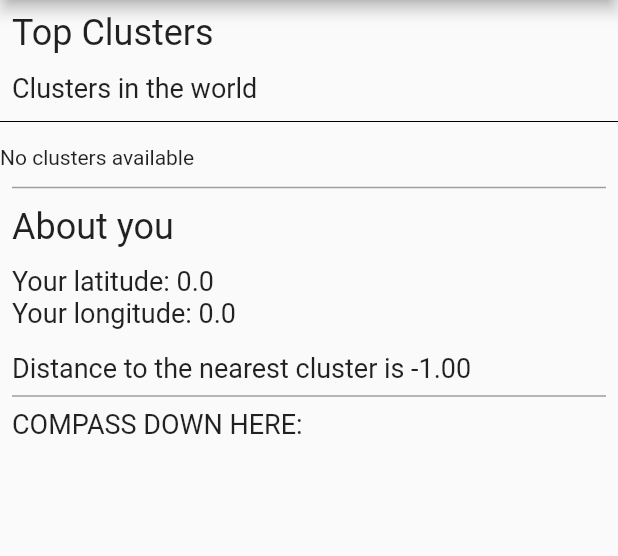
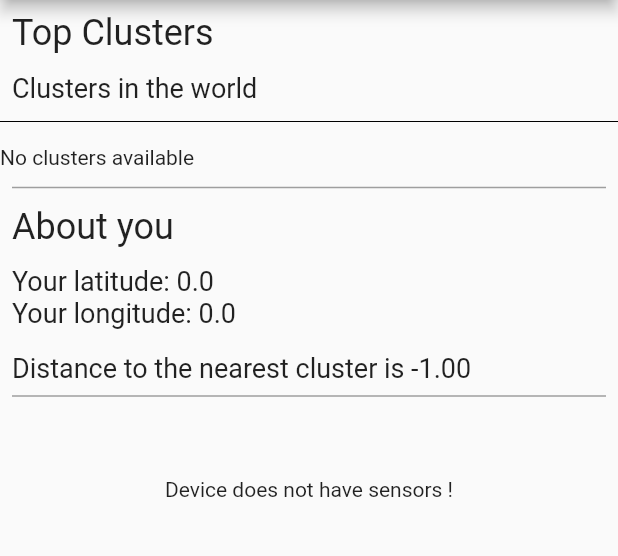
Before and after one commit to PanK0/inPlace, a Flutter app: the ClusterPage screen opened by its route, on a phone screen of 412 x 824 dp, the part 84-640 px from its top. Run offline on Flutter 3.47's test engine with Material 2 defaults, Android fonts, the phone set to English and light mode, and no system bars; our stand-ins replace cloud_firestore, firebase_auth, firebase_core, flutter_compass, geolocator, google_fonts and 2 more; missing offline and left inert: dart:ffi, firebase_ui_auth; accounts and stored records are empty.

Commit message:
Compass added and some MySQL issues fixed

```diff
--- a/inplace/lib/pages/clusterPage.dart
+++ b/inplace/lib/pages/clusterPage.dart
@@ -7,6 +7,9 @@ import '../widgets/appbar.dart';
 import '../widgets/clusters.dart';
 import '../utils/applicationState.dart';
 import '../widgets/widgets.dart';
+
+import 'dart:math' as math;
+import 'package:flutter_compass/flutter_compass.dart';
 
 class ClusterPage extends StatelessWidget {
   const ClusterPage({super.key});
@@ -54,8 +57,9 @@ class ClusterPage extends StatelessWidget {
                   endIndent: 8,
                   color: Colors.grey,
                 ),
-                const Paragraph(
-                  "COMPASS DOWN HERE:",
+                Container(
+                  margin: const EdgeInsets.all(50.0),
+                  child: _buildCompass(context),
                 ),
               ],
             ),
@@ -64,4 +68,78 @@ class ClusterPage extends StatelessWidget {
       ),
     );
   }
+
+  Widget _buildCompass(BuildContext context) {
+    double width = MediaQuery.of(context).size.width;
+    double height = MediaQuery.of(context).size.height;
+    // might need to accound for padding on iphones
+    //var padding = MediaQuery.of(context).padding;
+    return StreamBuilder<CompassEvent>(
+      stream: FlutterCompass.events,
+      builder: (context, snapshot) {
+        if (snapshot.hasError) {
+          return Text('Error reading heading: ${snapshot.error}');
+        }
+
+        if (snapshot.connectionState == ConnectionState.waiting) {
+          return const Center(
+            child: CircularProgressIndicator(),
+          );
+        }
+
+        double? direction = snapshot.data?.heading;
+
+        // if direction is null, then device does not support this sensor
+        // show error message
+        if (direction == null) {
+          return const Center(
+            child: Text("Device does not have sensors !"),
+          );
+        }
+
+        int ang = (direction.round());
+        return Stack(
+          children: [
+            Container(
+              padding: const EdgeInsets.all(5.0),
+              alignment: Alignment.center,
+              decoration: const BoxDecoration(
+                shape: BoxShape.circle,
+                color: Color(0xFFEBEBEB),
+              ),
+              child: Transform.rotate(
+                angle: ((direction ?? 0) * (math.pi / 180) * -1),
+                child: Image.asset('assets/compass.png'),
+              ),
+            ),
+            Center(
+              child: Text(
+                "$ang",
+                style: const TextStyle(
+                  color: Color(0xFFEBEBEB),
+                  fontSize: 45,
+                ),
+              ),
+            ),
+            /*
+            Positioned(
+              // center of the screen - half the width of the rectangle
+              left: (width / 2) - ((width / 80) / 2),
+              // height - width is the non compass vertical space, half of that
+              top: (height - width) / 2,
+              child: SizedBox(
+                width: width / 80,
+                height: width / 10,
+                child: Container(
+                  //color: HSLColor.fromAHSL(0.85, 0, 0, 0.05).toColor(),
+                  color: const Color(0xBBEBEBEB),
+                ),
+              ),
+            ),
+            */
+          ],
+        );
+      },
+    );
+  }
 }
--- a/inplace/pubspec.yaml
+++ b/inplace/pubspec.yaml
@@ -45,6 +45,7 @@ dependencies:
   google_maps_flutter: ^2.2.0
   google_maps_flutter_web: ^0.4.0+2
   geolocator: ^9.0.2
+  flutter_compass: ^0.7.0
 
 dev_dependencies:
   flutter_test:
@@ -70,7 +71,7 @@ flutter:
 
   # To add assets to your application, add an assets section, like this:
   assets:
-    - assets/
+    - assets/compass.png
   #   - images/a_dot_burr.jpeg
   #   - images/a_dot_ham.jpeg
 
```
Also changed, not shown: inplace/assets/compass.png (added), inplace/pubspec.lock, 4 other files.
